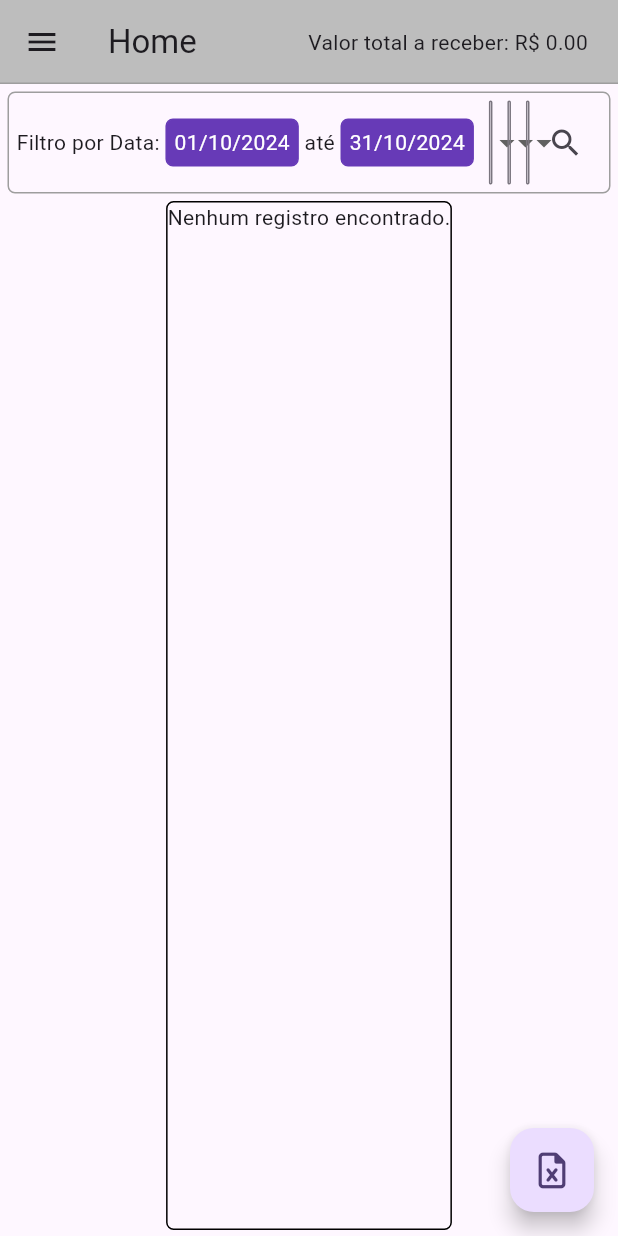
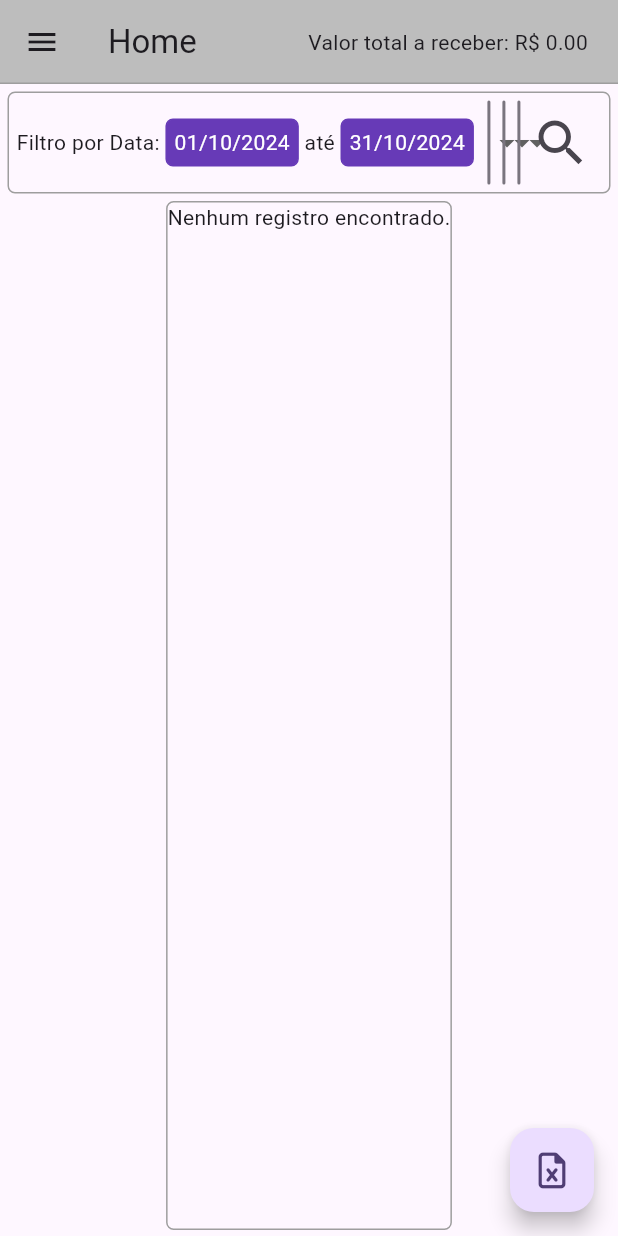
Before and after one commit to MatheusDevJob/RegistreHoras, a Flutter app: the screen it shows after launch, on a phone screen of 412 x 824 dp. Run offline on Flutter 3.47's test engine with Material 3 defaults, Android fonts, the phone set to English and light mode, and no system bars; our stand-ins replace fluttertoast, font_awesome_flutter, sqflite_common_ffi; missing offline and left inert: excel; accounts and stored records are empty.

Commit message:
Update Home.dart

```diff
--- a/lib/screens/Home.dart
+++ b/lib/screens/Home.dart
@@ -155,6 +155,9 @@ class _HomeState extends State<Home> {
                   ),
                 ),
                 IconButton(
+                  style: const ButtonStyle(
+                    iconSize: WidgetStatePropertyAll(40)
+                  ),
                   onPressed: () => setState(() {}),
                   icon: const Icon(Icons.search),
                 ),
@@ -165,7 +168,7 @@ class _HomeState extends State<Home> {
             child: Container(
               margin: const EdgeInsets.fromLTRB(4, 0, 4, 4),
               decoration: BoxDecoration(
-                border: Border.all(),
+                border: Border.all(color: Colors.grey, width: 1),
                 borderRadius: BorderRadius.circular(5),
               ),
               child: FutureBuilder(
```
